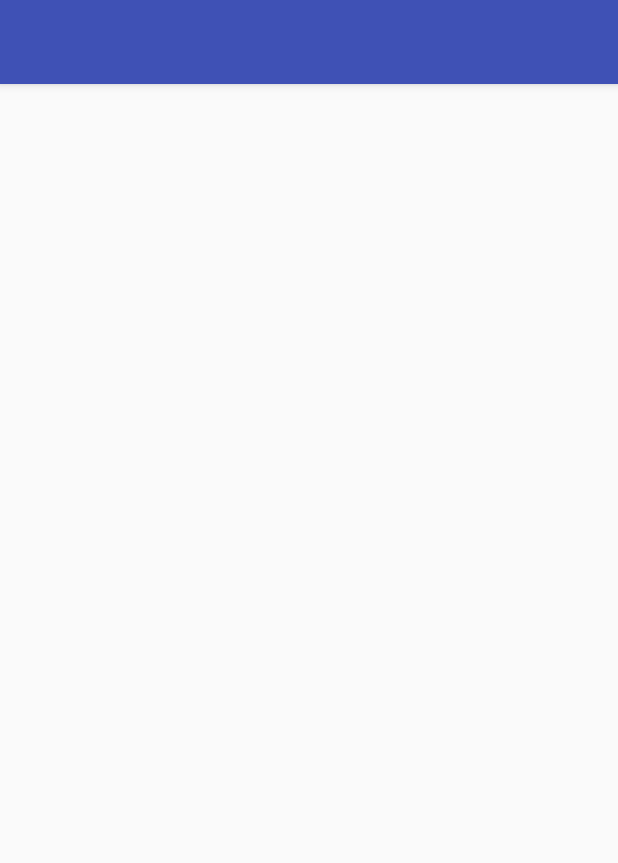
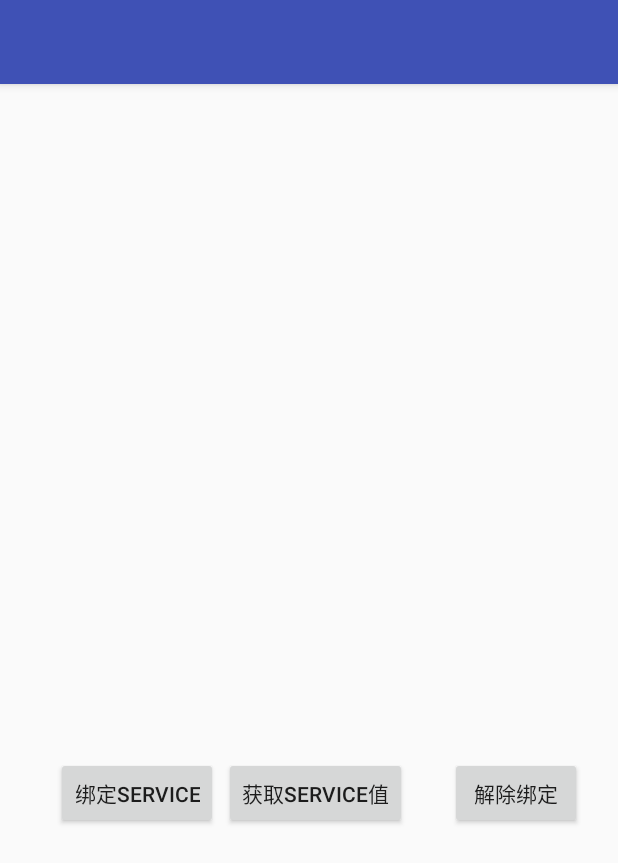
Before and after one commit to THEXIA/AndroidDemo, an Android app: the layout activity_main2.xml on its own in the app's theme, with its tools: preview values and no code run, on a phone screen of 412 x 824 dp. Shown: the top 863 px of the screen. Run offline under Robolectric (Android 15) with nearby library versions, the phone set to English and light mode, and no system bars.

Commit message:
add Service demo!

```diff
--- a/app/src/main/res/layout/content_main2.xml
+++ b/app/src/main/res/layout/content_main2.xml
@@ -12,11 +12,44 @@
     <TextView
             android:text=""
             android:layout_width="363dp"
-            android:layout_height="54dp"
+            android:layout_height="0dp"
             android:textSize="25sp"
             android:id="@+id/textView2" app:layout_constraintStart_toStartOf="parent" android:layout_marginLeft="8dp"
             android:layout_marginStart="8dp" android:layout_marginEnd="8dp" android:layout_marginRight="8dp"
             app:layout_constraintEnd_toEndOf="parent" app:layout_constraintTop_toTopOf="parent"
-            android:layout_marginTop="16dp"/>
+            android:layout_marginTop="16dp" android:layout_marginBottom="19dp"
+            app:layout_constraintBottom_toTopOf="@+id/textView3"/>
+    <TextView
+            android:text=""
+            android:layout_width="0dp"
+            android:layout_height="0dp"
+            android:id="@+id/textView3"
+            app:layout_constraintTop_toBottomOf="@+id/textView2" android:layout_marginBottom="367dp"
+            app:layout_constraintEnd_toEndOf="parent" app:layout_constraintStart_toStartOf="parent"
+            android:layout_marginLeft="10dp" app:layout_constraintBottom_toBottomOf="parent"
+            android:layout_marginStart="10dp" android:layout_marginEnd="10dp" android:layout_marginRight="10dp"/>
+    <Button
+            android:text="绑定Service"
+            android:layout_width="wrap_content"
+            android:layout_height="wrap_content"
+            android:id="@+id/button_bind" app:layout_constraintStart_toStartOf="parent"
+            android:layout_marginTop="48dp" android:layout_marginLeft="37dp" android:layout_marginStart="37dp"
+            app:layout_constraintTop_toBottomOf="@+id/textView3"/>
+    <Button
+            android:text="解除绑定"
+            android:layout_width="wrap_content"
+            android:layout_height="wrap_content"
+            android:id="@+id/button_canclebind" android:layout_marginTop="48dp"
+            app:layout_constraintTop_toBottomOf="@+id/textView3" android:layout_marginEnd="24dp"
+            android:layout_marginRight="24dp" app:layout_constraintEnd_toEndOf="parent"
+            app:layout_constraintBottom_toBottomOf="parent" android:layout_marginBottom="275dp"
+            app:layout_constraintVertical_bias="0.0"/>
+    <Button
+            android:text="获取Service值"
+            android:layout_width="wrap_content"
+            android:layout_height="wrap_content"
+            android:id="@+id/button_getvule" android:layout_marginLeft="4dp"
+            app:layout_constraintBaseline_toBaselineOf="@+id/button_bind" android:layout_marginStart="4dp"
+            app:layout_constraintStart_toEndOf="@+id/button_bind"/>
 
 </android.support.constraint.ConstraintLayout>
```
Also changed, not shown: app/src/main/AndroidManifest.xml (+12 -0 lines), app/src/main/java/com/example/jiexia/demo/Main2Activity.java (+61 -4 lines), app/src/main/java/com/example/jiexia/demo/MyService1.java (added, +75 -0 lines).
